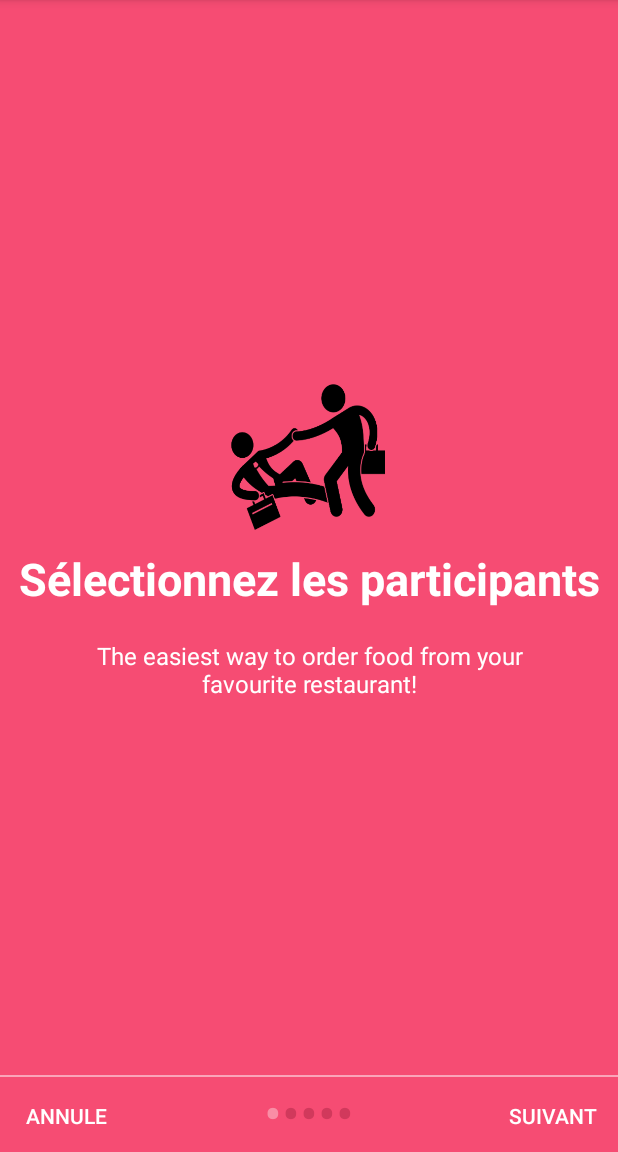
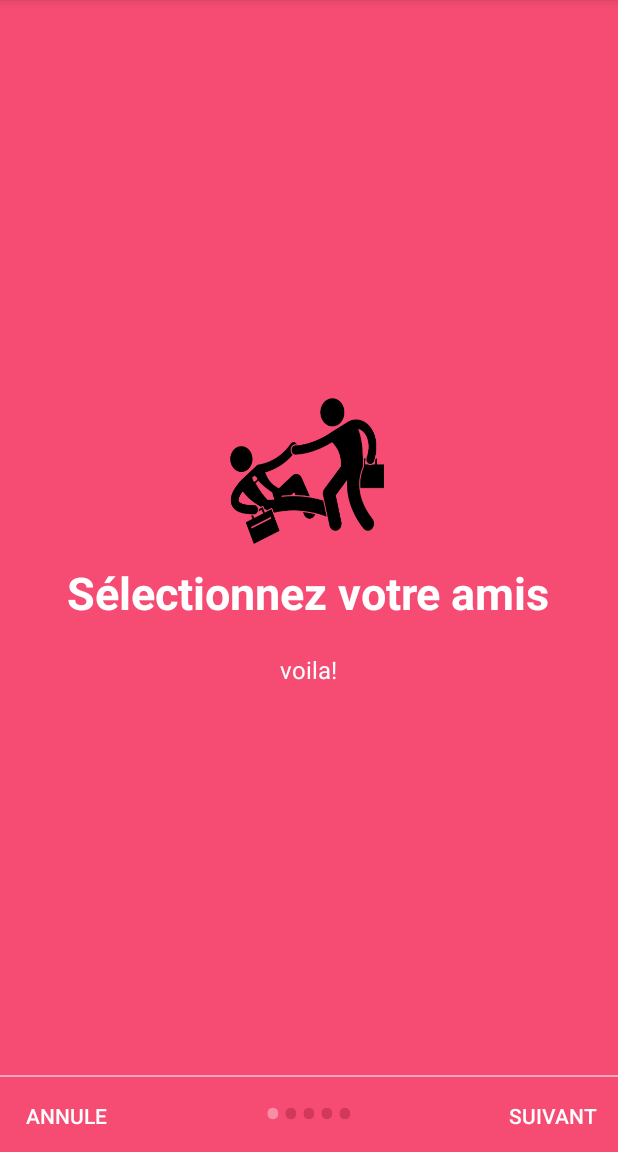
Before and after one commit to Hyedryn/minipoll, an Android app: the CreationChoiceActivity screen opened directly, with no data from a screen before it, on a phone screen of 412 x 824 dp, the part 84-1236 px from its top. Run offline under Robolectric (Android 15) with nearby library versions, the phone set to English and light mode, and no system bars.

Commit message:
Creation d'un utilisateur test: Nom d'utilisateur: Peter Mdp: Cat

```diff
--- a/app/src/main/java/be/lsinf1225/g16/mini_poll/MiniPollApp.java
+++ b/app/src/main/java/be/lsinf1225/g16/mini_poll/MiniPollApp.java
@@ -178,6 +178,7 @@ public class MiniPollApp extends Application {
         users.add(new Utilisateur("pap", "mdp", "ver", "Fred", "freddy@gmx.com", ""));
         users.add(new Utilisateur("qdessain", "mdp", "Dessain", "Quentin", "quentin124@hotmail.be", ""));
         users.add(new Utilisateur("Fred", "mdp", "ver", "Fred", "freddy@gmx.com", ""));
+        users.add(new Utilisateur("Peter", "cat", "Van Roy", "Peter", "peter_vanroy@uclouvain.be", "Oz"));
         utilisateurs = users;
 
     }
--- a/app/src/main/res/layout/creation_choice_friend.xml
+++ b/app/src/main/res/layout/creation_choice_friend.xml
@@ -24,7 +24,7 @@
             android:layout_width="wrap_content"
             android:layout_height="wrap_content"
             android:gravity="center"
-            android:text="Sélectionnez les participants"
+            android:text="Sélectionnez votre amis"
             android:textColor="@android:color/white"
             android:textSize="@dimen/slide_title"
             android:textStyle="bold" />
@@ -36,7 +36,7 @@
             android:layout_marginTop="20dp"
             android:paddingLeft="@dimen/desc_padding"
             android:paddingRight="@dimen/desc_padding"
-            android:text="The easiest way to order food from your favourite restaurant!"
+            android:text="voila!"
             android:textAlignment="center"
             android:textColor="@android:color/white"
             android:textSize="@dimen/slide_desc" />
--- a/app/src/main/res/layout/creation_question_friends_list.xml
+++ b/app/src/main/res/layout/creation_question_friends_list.xml
@@ -36,7 +36,7 @@
             android:layout_marginTop="20dp"
             android:paddingLeft="@dimen/desc_padding"
             android:paddingRight="@dimen/desc_padding"
-            android:text="The easiest way to order food from your favourite restaurant!"
+            android:text="Phrase de test!"
             android:textAlignment="center"
             android:textColor="@android:color/white"
             android:textSize="@dimen/slide_desc" />
```
